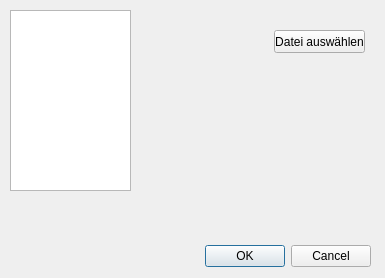
Before: the Qt Designer form dialog.ui in SStalker/LagunaChat-Client, drawn with Qt 5.
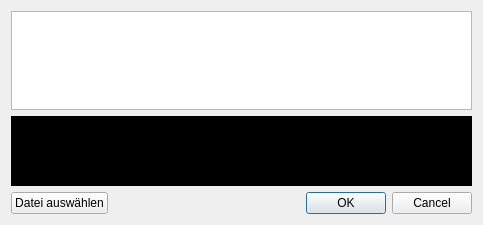
After: the same form once the commit is applied. Icons and pictures are not drawn.

Commit message: filetransfer design has changed issue with selected user in FT works. about in menu

```diff
--- a/dialog.ui
+++ b/dialog.ui
@@ -6,60 +6,38 @@
    <rect>
     <x>0</x>
     <y>0</y>
-    <width>385</width>
-    <height>278</height>
+    <width>483</width>
+    <height>225</height>
    </rect>
   </property>
   <property name="windowTitle">
    <string>Dialog</string>
   </property>
-  <widget class="QDialogButtonBox" name="buttonBox">
-   <property name="geometry">
-    <rect>
-     <x>30</x>
-     <y>240</y>
-     <width>341</width>
-     <height>32</height>
-    </rect>
-   </property>
-   <property name="orientation">
-    <enum>Qt::Horizontal</enum>
-   </property>
-   <property name="standardButtons">
-    <set>QDialogButtonBox::Cancel|QDialogButtonBox::Ok</set>
-   </property>
-  </widget>
-  <widget class="QPushButton" name="Button1">
-   <property name="geometry">
-    <rect>
-     <x>274</x>
-     <y>30</y>
-     <width>91</width>
-     <height>23</height>
-    </rect>
-   </property>
-   <property name="text">
-    <string>Datei auswählen</string>
-   </property>
-  </widget>
+  <property name="windowIcon">
+   <iconset resource="images.qrc">
+    <normaloff>:/internet-chat-2.png</normaloff>:/internet-chat-2.png</iconset>
+  </property>
+  <layout class="QGridLayout" name="gridLayout_2">
+   <item row="0" column="0">
+    <layout class="QGridLayout" name="gridLayout">
+     <item row="0" column="0">
   <widget class="QListWidget" name="listWidget">
-   <property name="geometry">
-    <rect>
-     <x>10</x>
-     <y>10</y>
-     <width>121</width>
-     <height>181</height>
-    </rect>
-   </property>
-  </widget>
+       <property name="selectionBehavior">
+        <enum>QAbstractItemView::SelectItems</enum>
+       </property>
+      </widget>
+     </item>
+     <item row="1" column="0">
   <widget class="QLabel" name="datei">
-   <property name="geometry">
-    <rect>
-     <x>150</x>
-     <y>70</y>
-     <width>221</width>
-     <height>71</height>
-    </rect>
+       <property name="minimumSize">
+        <size>
+         <width>0</width>
+         <height>70</height>
+        </size>
+       </property>
+       <property name="styleSheet">
+        <string notr="true">background-color: rgb(0, 0, 0);
+color: rgb(255, 255, 255);</string>
    </property>
    <property name="text">
     <string/>
@@ -71,8 +49,35 @@
     <bool>true</bool>
    </property>
   </widget>
- </widget>
- <resources/>
+     </item>
+     <item row="2" column="0">
+      <layout class="QHBoxLayout" name="horizontalLayout">
+       <item>
+        <widget class="QPushButton" name="Button1">
+         <property name="text">
+          <string>Datei auswählen</string>
+         </property>
+        </widget>
+       </item>
+       <item>
+        <widget class="QDialogButtonBox" name="buttonBox">
+         <property name="orientation">
+          <enum>Qt::Horizontal</enum>
+         </property>
+         <property name="standardButtons">
+          <set>QDialogButtonBox::Cancel|QDialogButtonBox::Ok</set>
+         </property>
+        </widget>
+       </item>
+      </layout>
+     </item>
+    </layout>
+   </item>
+  </layout>
+ </widget>
+ <resources>
+  <include location="images.qrc"/>
+ </resources>
  <connections>
   <connection>
    <sender>buttonBox</sender>
```
Left out of the diff: 2 changed lines with no effect on the pictures. Lines whose indentation alone changed are shown as unchanged. The commit also changes 3 other files.
